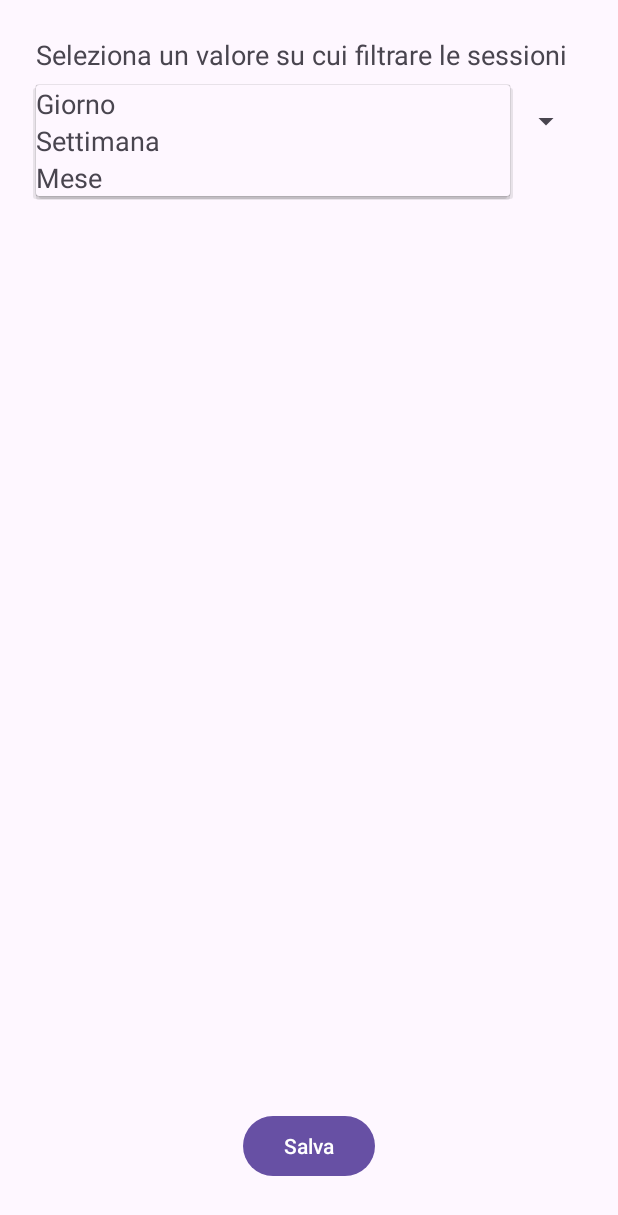
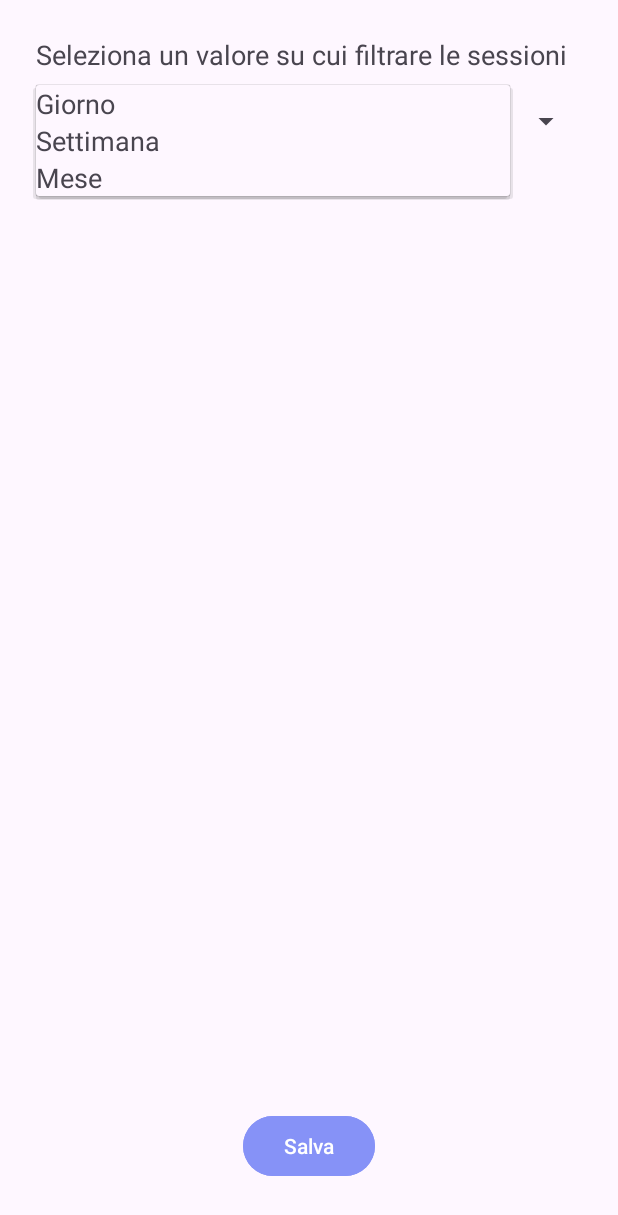
Before and after one commit to SimonReese/StepByStep, an Android app: the ListWidgetConfigureActivity screen opened directly, with no data from a screen before it, after a tap on "Giorno", on a phone screen of 412 x 824 dp. Shown: the top 1215 px of the screen. Run offline under Robolectric (Android 15) with nearby library versions, the phone set to English and light mode, and no system bars.

Commit message:
Inserito pulsante nello stesso colore degli altri widget

```diff
--- a/app/src/main/res/layout/list_view_widget_configure.xml
+++ b/app/src/main/res/layout/list_view_widget_configure.xml
@@ -38,6 +38,7 @@
         android:text="@string/list_view_save_button"
         app:layout_constraintBottom_toBottomOf="parent"
         app:layout_constraintEnd_toEndOf="parent"
+        android:backgroundTint="@color/lavender"
         app:layout_constraintStart_toStartOf="parent" />
 
 </androidx.constraintlayout.widget.ConstraintLayout>
```
